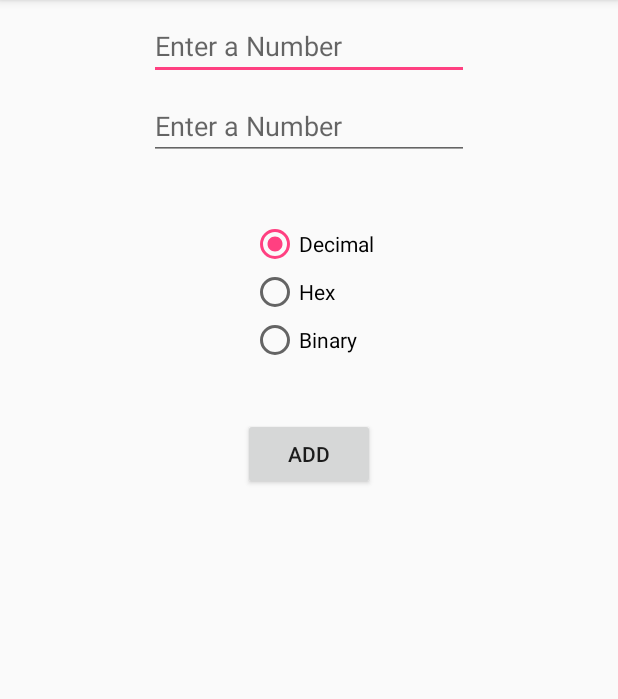
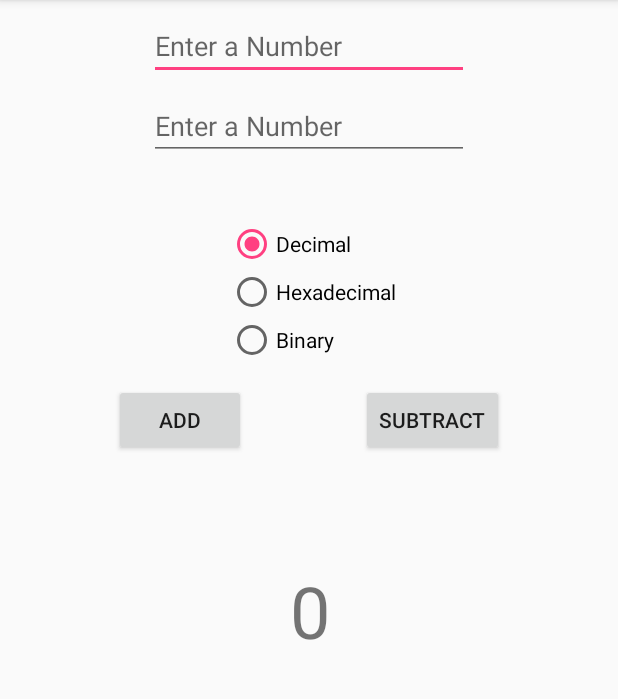
Before and after one commit to tm1287/CalculatorApp, an Android app: the screen it shows after launch (MainActivity), after a tap on "Decimal", on a phone screen of 412 x 824 dp, the part 84-783 px from its top. Run offline under Robolectric (Android 15) with nearby library versions, the phone set to English and light mode, and no system bars.

Commit message:
Added subtract button and rearranged onClick object. Made radio button's on click method show result.

```diff
--- a/app/src/main/java/com/maraligat/calculatorapp/MainActivity.java
+++ b/app/src/main/java/com/maraligat/calculatorapp/MainActivity.java
@@ -12,14 +12,11 @@ import android.widget.TextView;
 import android.widget.Toast;
 
 public class MainActivity extends AppCompatActivity {
-
+    int lastButtonPressed = 0;
+    int answer = 0;
     @Override
     protected void onCreate(Bundle savedInstanceState) {
-        super.onCreate(savedInstanceState);
-        setContentView(R.layout.activity_main);
-        //Add the java side of the button (variables) and add the onClick listener
-        Button addBtn = findViewById(R.id.addBtn);
-        addBtn.setOnClickListener(new View.OnClickListener() {
+        View.OnClickListener callbackListener = new View.OnClickListener() {
             @Override
             public void onClick(View v) {
                 //Create variables for the EditTexts and TextView
@@ -27,7 +24,6 @@ public class MainActivity extends AppCompatActivity {
                 EditText secondNumEditText = findViewById(R.id.secondNumEditText);
                 TextView resultTextView = findViewById(R.id.resultTextView);
                 RadioGroup rg = findViewById(R.id.radioGroup);
-
                 int button_id = rg.getCheckedRadioButtonId();
 
                 //Hide keyboard
@@ -43,34 +39,74 @@ public class MainActivity extends AppCompatActivity {
 
                 }
                 else{
-                    //Create variable les for the values passed into the EditTexts and the sum
+                    //Create variables for the values passed into the EditTexts and the sum
                     int num1 = Integer.parseInt(firstNumEditText.getText().toString());
                     int num2 = Integer.parseInt(secondNumEditText.getText().toString());
-                    int result = num1 + num2;
-
-                    //Set the text of the TextView to the sum of num1 & num2
+                    int result = 0;
+                    if (v.getId() == R.id.addBtn) {
+                        result = num1 + num2;
+                        answer = result;
+                    }
+                    else{
+                        result = num1 - num2;
+                        answer = result;
+                    }
                     switch (button_id) {
                         case R.id.decimalRadioButton:
-                            resultTextView.setText(Integer.toString(result));
+                            resultTextView.setText(Integer.toString(answer));
                             break;
                         case R.id.hexRadioButton:
-                            resultTextView.setText(Integer.toHexString(result));
+                            resultTextView.setText(Integer.toHexString(answer));
                             break;
                         case R.id.binaryRadioButton:
-                            resultTextView.setText(Integer.toBinaryString(result));
+                            resultTextView.setText(Integer.toBinaryString(answer));
                             break;
                         case -1: //button_id returns -1 if radio group is empty.
                             rg.check(R.id.decimalRadioButton);
-                            resultTextView.setText(Integer.toString(result));
+                            resultTextView.setText(Integer.toString(answer));
                             break;
                     }
+
                 }
             }
-        });
+        };
+        super.onCreate(savedInstanceState);
+        setContentView(R.layout.activity_main);
+        //Add the java side of the button (variables) and add the onClick listener
+        Button addBtn = findViewById(R.id.addBtn);
+        Button subBtn = findViewById(R.id.subBtn);
+
+
+        addBtn.setOnClickListener(callbackListener);
+
+
+        subBtn.setOnClickListener(callbackListener);
+
+
     }
 
     //Method attached to the RadioButton as an onClick method.
     public void onChangeBase(View view) {
-        findViewById(R.id.addBtn).callOnClick();
+        //Create variables for the EditTexts and TextView
+        TextView resultTextView = findViewById(R.id.resultTextView);
+        RadioGroup rg = findViewById(R.id.radioGroup);
+        int button_id = rg.getCheckedRadioButtonId();
+
+        //Set the text of the TextView to the sum of num1 & num2
+        switch (button_id) {
+            case R.id.decimalRadioButton:
+                resultTextView.setText(Integer.toString(answer));
+                break;
+            case R.id.hexRadioButton:
+                resultTextView.setText(Integer.toHexString(answer));
+                break;
+            case R.id.binaryRadioButton:
+                resultTextView.setText(Integer.toBinaryString(answer));
+                break;
+            case -1: //button_id returns -1 if radio group is empty.
+                rg.check(R.id.decimalRadioButton);
+                resultTextView.setText(Integer.toString(answer));
+                break;
+        }
     }
 }
--- a/app/src/main/res/layout/activity_main.xml
+++ b/app/src/main/res/layout/activity_main.xml
@@ -39,25 +39,41 @@
         android:id="@+id/addBtn"
         android:layout_width="wrap_content"
         android:layout_height="wrap_content"
-        android:layout_marginTop="36dp"
+        android:layout_marginEnd="8dp"
+        android:layout_marginStart="8dp"
+        android:layout_marginTop="256dp"
         android:text="ADD"
+        app:layout_constraintEnd_toStartOf="@+id/subBtn"
+        app:layout_constraintHorizontal_bias="0.5"
+        app:layout_constraintStart_toStartOf="parent"
+        app:layout_constraintTop_toTopOf="parent" />
+
+    <Button
+        android:id="@+id/subBtn"
+        android:layout_width="wrap_content"
+        android:layout_height="wrap_content"
+        android:layout_marginEnd="8dp"
+        android:layout_marginRight="16dp"
+        android:layout_marginTop="256dp"
+        android:text="SUBTRACT"
         app:layout_constraintEnd_toEndOf="parent"
-        app:layout_constraintLeft_toLeftOf="parent"
+        app:layout_constraintHorizontal_bias="0.5"
         app:layout_constraintRight_toRightOf="parent"
-        app:layout_constraintStart_toStartOf="parent"
-        app:layout_constraintTop_toBottomOf="@+id/radioGroup" />
+        app:layout_constraintStart_toEndOf="@+id/addBtn"
+        app:layout_constraintTop_toTopOf="parent" />
 
     <TextView
         android:id="@+id/resultTextView"
         android:layout_width="wrap_content"
         android:layout_height="wrap_content"
-        android:layout_marginTop="68dp"
+        android:layout_marginTop="132dp"
         android:textSize="48sp"
         app:layout_constraintEnd_toEndOf="parent"
+        app:layout_constraintHorizontal_bias="0.501"
         app:layout_constraintLeft_toLeftOf="parent"
         app:layout_constraintRight_toRightOf="parent"
         app:layout_constraintStart_toStartOf="parent"
-        app:layout_constraintTop_toBottomOf="@+id/addBtn" />
+        app:layout_constraintTop_toBottomOf="@+id/radioGroup" />
 
     <RadioGroup
         android:id="@+id/radioGroup"
@@ -85,7 +101,7 @@
             android:layout_width="wrap_content"
             android:layout_height="wrap_content"
             android:onClick="onChangeBase"
-            android:text="Hex" />
+            android:text="Hexadecimal" />
 
         <RadioButton
             android:id="@+id/binaryRadioButton"
```
